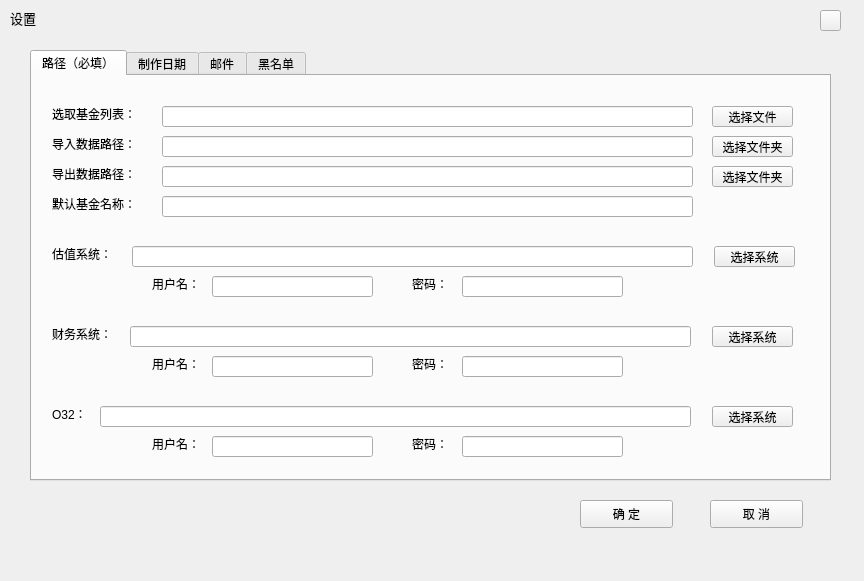
buffer8848/pywinauto_samples, file uianimation/yhsb/SettingWindow.ui: the form before one commit.
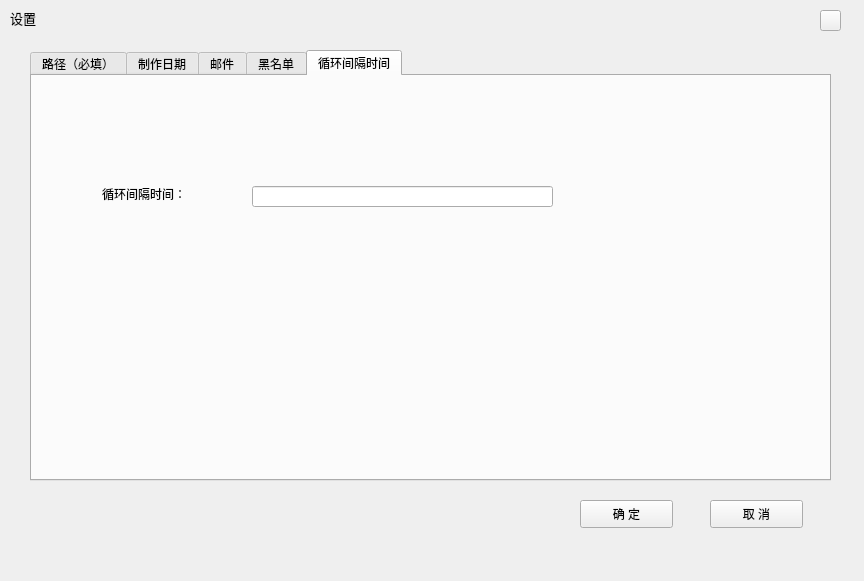
The form after the commit.

Patch:
```diff
--- a/uianimation/yhsb/SettingWindow.ui
+++ b/uianimation/yhsb/SettingWindow.ui
@@ -24,7 +24,7 @@
      </rect>
     </property>
     <property name="currentIndex">
-     <number>0</number>
+     <number>4</number>
     </property>
     <widget class="QWidget" name="tab1">
      <attribute name="title">
@@ -613,6 +613,34 @@
       </property>
      </widget>
     </widget>
+    <widget class="QWidget" name="tab">
+     <attribute name="title">
+      <string>循环间隔时间</string>
+     </attribute>
+     <widget class="QLineEdit" name="ScrcTime">
+      <property name="geometry">
+       <rect>
+        <x>220</x>
+        <y>110</y>
+        <width>301</width>
+        <height>21</height>
+       </rect>
+      </property>
+     </widget>
+     <widget class="QLabel" name="crc">
+      <property name="geometry">
+       <rect>
+        <x>70</x>
+        <y>110</y>
+        <width>141</width>
+        <height>16</height>
+       </rect>
+      </property>
+      <property name="text">
+       <string>循环间隔时间：</string>
+      </property>
+     </widget>
+    </widget>
    </widget>
    <widget class="QPushButton" name="Squit">
     <property name="geometry">
```
